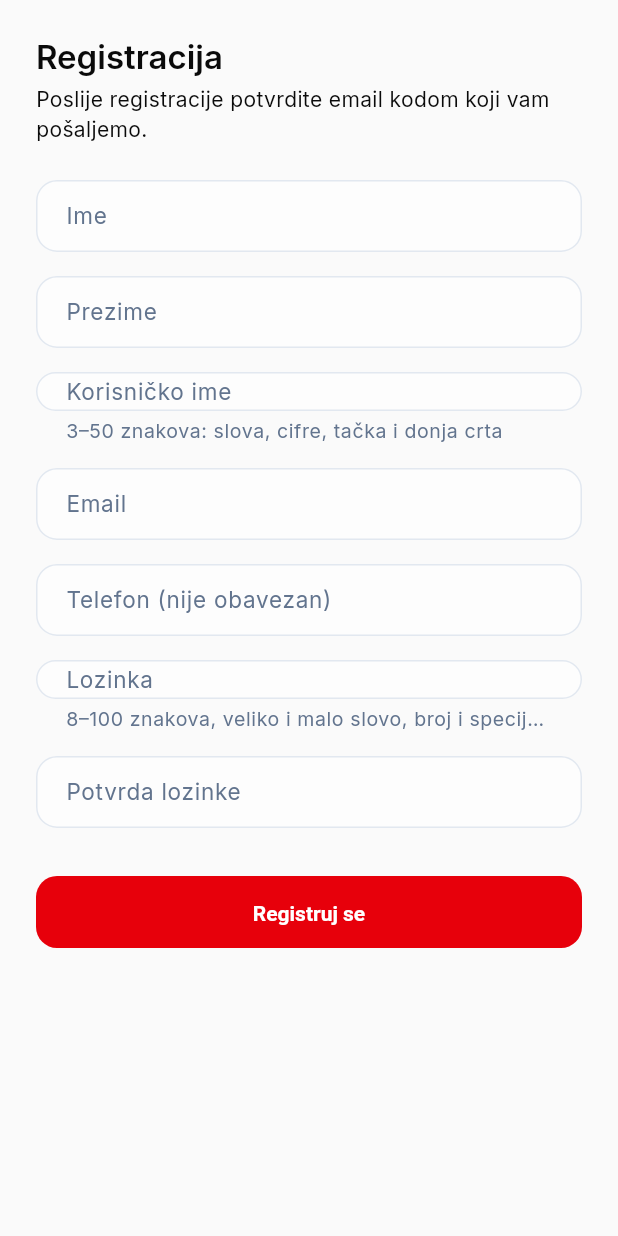
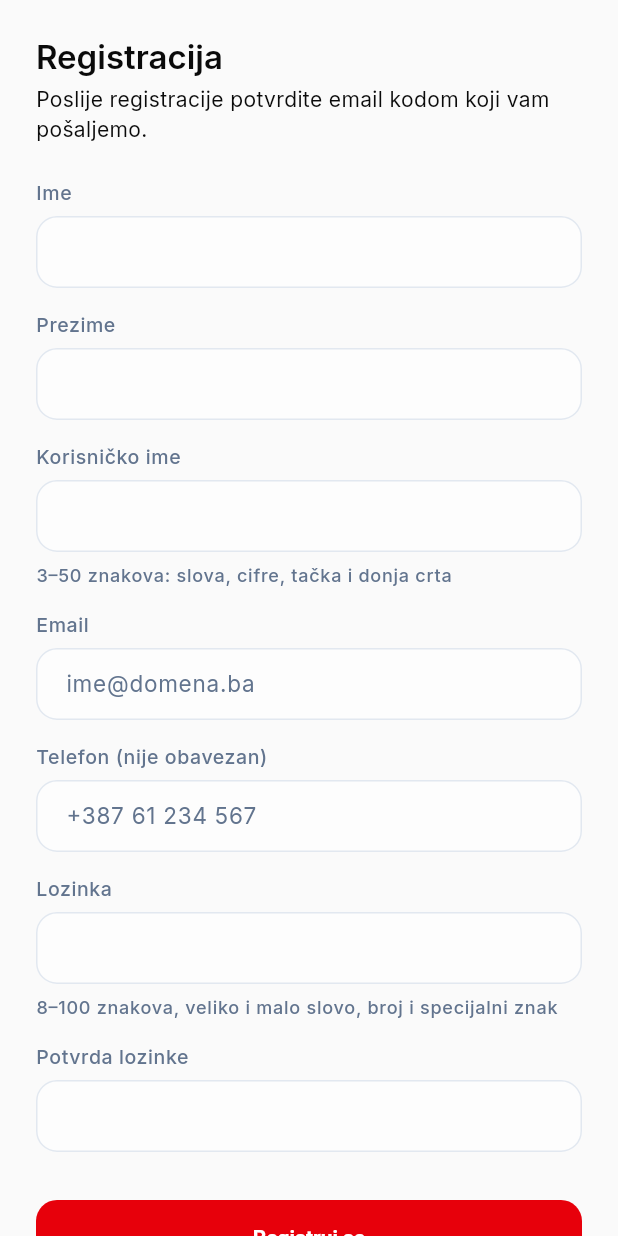
Before and after one commit to htuco/Torvin, a Flutter app: the RegisterScreen screen opened by its route, on a phone screen of 412 x 824 dp. Run offline on Flutter 3.47's test engine with Material 3 defaults, Android fonts, the phone set to English and light mode, and no system bars; our stand-ins replace flutter_riverpod, flutter_secure_storage, go_router, lucide_icons_flutter; missing offline and left inert: u_credit_card; accounts and stored records are empty; statements that could not run were skipped.

Commit message:
feat(mobile): prebaci forme i početnu na temu iz dizajna v2
Sva polja forme su TorvinTextField (labela iznad polja umjesto Material
labele koja se smanji u ivicu), a kod iz emaila na potvrdi i resetu se
unosi u šest kućica (OtpField). Tema prati sistem, a prekidač sunce/mjesec
je na početnoj dok ne nastane ekran profila.

Provjereno: flutter analyze i flutter test u torvin_mobile.

Refs #09

```diff
--- a/torvin.frontend/torvin_mobile/lib/features/auth/presentation/forgot_password_screen.dart
+++ b/torvin.frontend/torvin_mobile/lib/features/auth/presentation/forgot_password_screen.dart
@@ -49,9 +49,10 @@ class _ForgotPasswordScreenState extends ConsumerState<ForgotPasswordScreen>
         child: Column(
           crossAxisAlignment: CrossAxisAlignment.stretch,
           children: [
-            TextFormField(
+            TorvinTextField(
               controller: _email,
-              decoration: const InputDecoration(labelText: 'Email', hintText: 'ime@domena.ba'),
+              label: 'Email',
+              hint: 'ime@domena.ba',
               keyboardType: TextInputType.emailAddress,
               textInputAction: TextInputAction.done,
               autofillHints: const [AutofillHints.email],
--- a/torvin.frontend/torvin_mobile/lib/features/auth/presentation/register_screen.dart
+++ b/torvin.frontend/torvin_mobile/lib/features/auth/presentation/register_screen.dart
@@ -58,9 +58,9 @@ class _RegisterScreenState extends ConsumerState<RegisterScreen> with ApiFormSta
         child: Column(
           crossAxisAlignment: CrossAxisAlignment.stretch,
           children: [
-            TextFormField(
+            TorvinTextField(
               controller: _firstName,
-              decoration: const InputDecoration(labelText: 'Ime'),
+              label: 'Ime',
               textCapitalization: TextCapitalization.words,
               textInputAction: TextInputAction.next,
               onChanged: clearServerError,
@@ -71,9 +71,9 @@ class _RegisterScreenState extends ConsumerState<RegisterScreen> with ApiFormSta
               ]),
             ),
             const SizedBox(height: AppConstants.spacingMD),
-            TextFormField(
+            TorvinTextField(
               controller: _lastName,
-              decoration: const InputDecoration(labelText: 'Prezime'),
+              label: 'Prezime',
               textCapitalization: TextCapitalization.words,
               textInputAction: TextInputAction.next,
               onChanged: clearServerError,
@@ -84,12 +84,10 @@ class _RegisterScreenState extends ConsumerState<RegisterScreen> with ApiFormSta
               ]),
             ),
             const SizedBox(height: AppConstants.spacingMD),
-            TextFormField(
+            TorvinTextField(
               controller: _username,
-              decoration: const InputDecoration(
-                labelText: 'Korisničko ime',
-                helperText: '3–50 znakova: slova, cifre, tačka i donja crta',
-              ),
+              label: 'Korisničko ime',
+              helper: '3–50 znakova: slova, cifre, tačka i donja crta',
               textInputAction: TextInputAction.next,
               autofillHints: const [AutofillHints.newUsername],
               onChanged: clearServerError,
@@ -100,9 +98,10 @@ class _RegisterScreenState extends ConsumerState<RegisterScreen> with ApiFormSta
               ]),
             ),
             const SizedBox(height: AppConstants.spacingMD),
-            TextFormField(
+            TorvinTextField(
               controller: _email,
-              decoration: const InputDecoration(labelText: 'Email', hintText: 'ime@domena.ba'),
+              label: 'Email',
+              hint: 'ime@domena.ba',
               keyboardType: TextInputType.emailAddress,
               textInputAction: TextInputAction.next,
               autofillHints: const [AutofillHints.email],
@@ -115,9 +114,10 @@ class _RegisterScreenState extends ConsumerState<RegisterScreen> with ApiFormSta
               ]),
             ),
             const SizedBox(height: AppConstants.spacingMD),
-            TextFormField(
+            TorvinTextField(
               controller: _phone,
-              decoration: const InputDecoration(labelText: 'Telefon (nije obavezan)', hintText: '+387 61 234 567'),
+              label: 'Telefon (nije obavezan)',
+              hint: '+387 61 234 567',
               keyboardType: TextInputType.phone,
               textInputAction: TextInputAction.next,
               autofillHints: const [AutofillHints.telephoneNumber],
@@ -126,12 +126,10 @@ class _RegisterScreenState extends ConsumerState<RegisterScreen> with ApiFormSta
               validator: Validators.phone,
             ),
             const SizedBox(height: AppConstants.spacingMD),
-            TextFormField(
+            TorvinTextField(
               controller: _password,
-              decoration: const InputDecoration(
-                labelText: 'Lozinka',
-                helperText: '8–100 znakova, veliko i malo slovo, broj i specijalni znak',
-              ),
+              label: 'Lozinka',
+              helper: '8–100 znakova, veliko i malo slovo, broj i specijalni znak',
               obscureText: true,
               textInputAction: TextInputAction.next,
               autofillHints: const [AutofillHints.newPassword],
@@ -143,9 +141,9 @@ class _RegisterScreenState extends ConsumerState<RegisterScreen> with ApiFormSta
               ]),
             ),
             const SizedBox(height: AppConstants.spacingMD),
-            TextFormField(
+            TorvinTextField(
               controller: _confirmPassword,
-              decoration: const InputDecoration(labelText: 'Potvrda lozinke'),
+              label: 'Potvrda lozinke',
               obscureText: true,
               textInputAction: TextInputAction.done,
               onChanged: clearServerError,
--- a/torvin.frontend/torvin_mobile/lib/features/dashboard/presentation/dashboard_screen.dart
+++ b/torvin.frontend/torvin_mobile/lib/features/dashboard/presentation/dashboard_screen.dart
@@ -12,9 +12,10 @@ class DashboardScreen extends ConsumerWidget {
       appBar: AppBar(
         title: const Text('Torvin'),
         actions: [
+          const ThemeModeButton(),
           IconButton(
             tooltip: 'Odjava',
-            icon: const Icon(Icons.logout),
+            icon: const Icon(LucideIcons.logOut),
             onPressed: () => ref.read(authControllerProvider.notifier).signOut(),
           ),
         ],
--- a/torvin.frontend/torvin_mobile/lib/main.dart
+++ b/torvin.frontend/torvin_mobile/lib/main.dart
@@ -19,7 +19,7 @@ class TorvinApp extends ConsumerWidget {
       title: 'Torvin',
       theme: AppTheme.lightTheme,
       darkTheme: AppTheme.darkTheme,
-      themeMode: ThemeMode.system,
+      themeMode: ref.watch(themeModeControllerProvider).value ?? ThemeMode.system,
       routerConfig: ref.watch(routerProvider),
     );
   }
```
Also changed, not shown: torvin.frontend/torvin_mobile/lib/features/auth/presentation/reset_password_screen.dart (+10 -15 lines), torvin.frontend/torvin_mobile/lib/features/auth/presentation/verify_email_screen.dart (+5 -8 lines), torvin.frontend/torvin_mobile/pubspec.lock, 1 other file.
